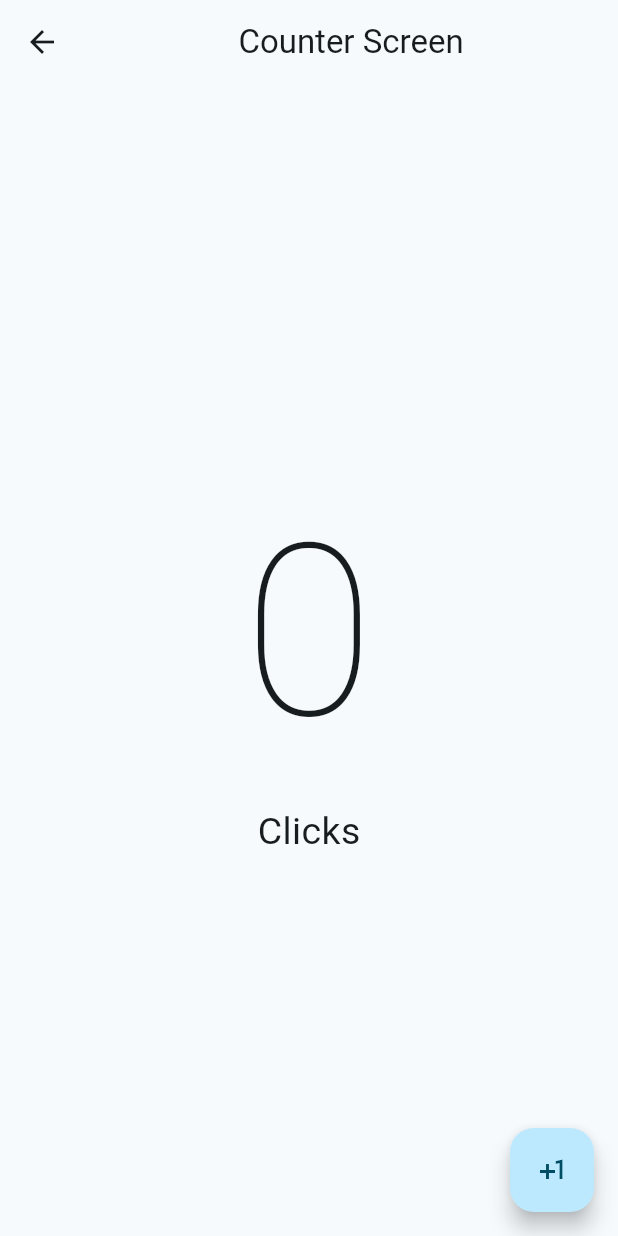
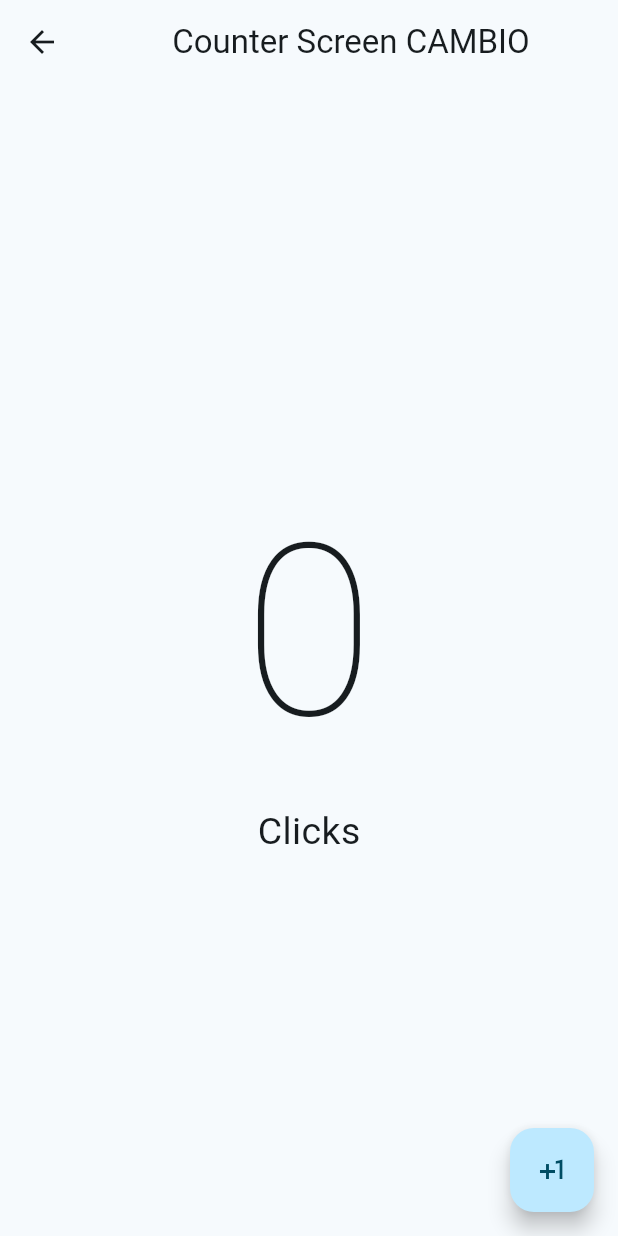
Before and after one commit to diannyzortega/hello-world-app, a Flutter app: the CounterScreen screen opened directly, on a phone screen of 412 x 824 dp. Run offline on Flutter 3.47's test engine with Material 2 defaults, Android fonts, the light colour scheme and no system bars.

Commit message:
Seundo commit

```diff
--- a/lib/presentation/screens/counter/counter_screen.dart
+++ b/lib/presentation/screens/counter/counter_screen.dart
@@ -14,7 +14,7 @@ class _CounterScreenState extends State<CounterScreen> {
   Widget build(BuildContext context) {
     return Scaffold(
       appBar: AppBar(
-        title: const Center(child: Text('Counter Screen')),
+        title: const Center(child: Text('Counter Screen CAMBIO')),
       ),
       body: Center(
           child: Column(
```
